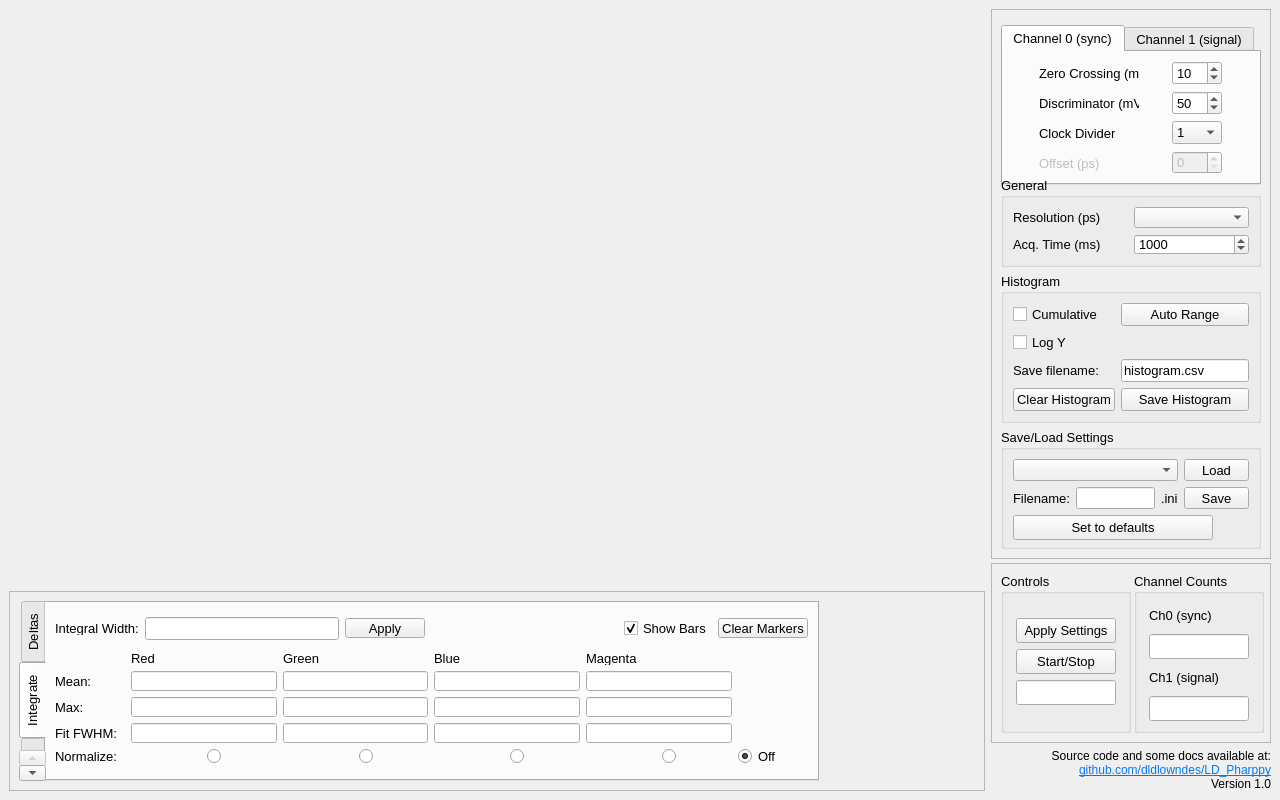
The window that settings_gui.ui (dldlowndes/LD_Pharppy) describes before a commit, drawn with Qt 5.
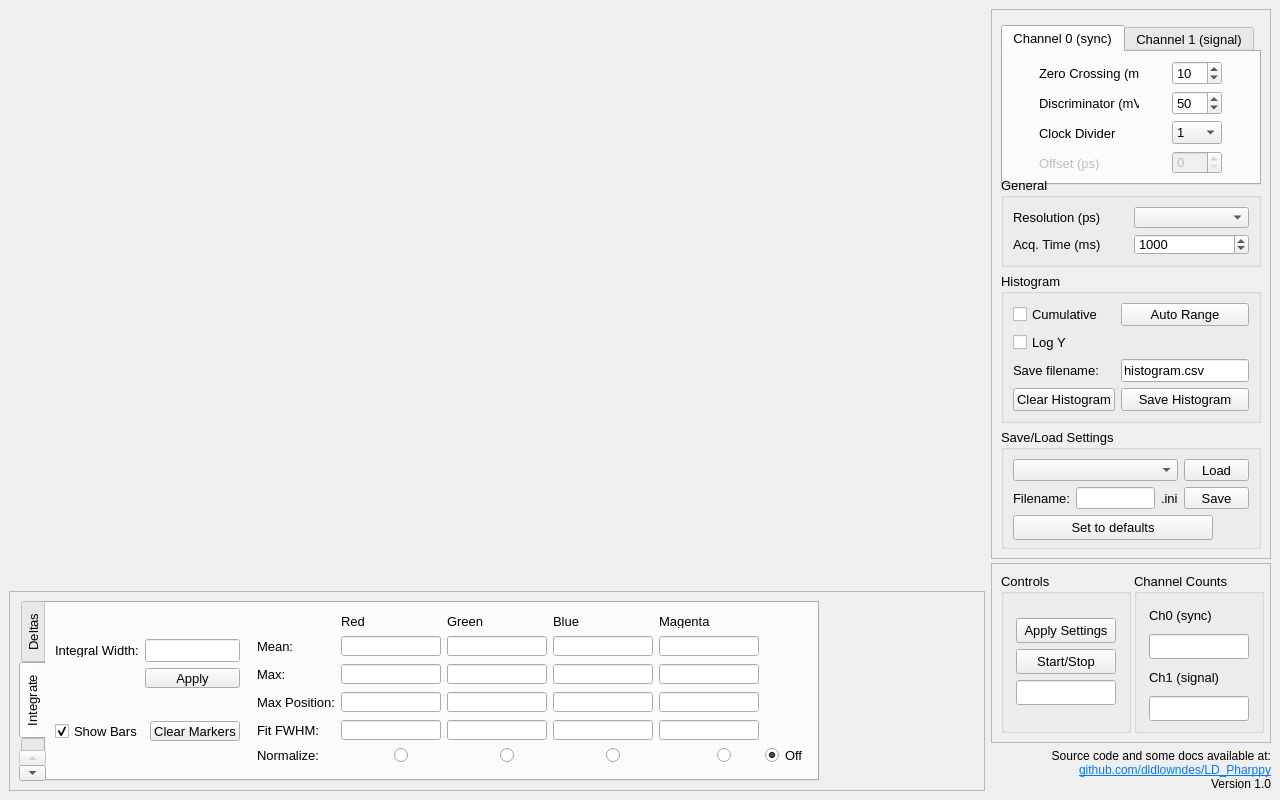
The same window after the commit. The open tabs and pages were chosen to show the change. Custom widgets are drawn as their Qt base class.

Commit message: Added max position to integrals mode that shows the highest valued bin number in the interval. Added note to todos to extend the max position feature to give values relative to the normalizing cursor. Removed note about requirements.txt (because it exists) Added note to fix cursors display in log mode (I assume because the values to display are not logged)

The edit to the form file:
```diff
--- a/settings_gui.ui
+++ b/settings_gui.ui
@@ -519,10 +519,12 @@
             <attribute name="title">
              <string>Integrate</string>
             </attribute>
-            <layout class="QVBoxLayout" name="verticalLayout_2">
-             <item>
               <layout class="QHBoxLayout" name="horizontalLayout_4">
                <item>
+              <layout class="QVBoxLayout" name="verticalLayout_2">
+               <item>
+                <layout class="QGridLayout" name="gridLayout_15">
+                 <item row="0" column="0">
                 <widget class="QLabel" name="label_6">
                  <property name="maximumSize">
                   <size>
@@ -535,10 +537,10 @@
                  </property>
                 </widget>
                </item>
-               <item>
+                 <item row="0" column="1">
                 <widget class="QLineEdit" name="integral_Width"/>
                </item>
-               <item>
+                 <item row="1" column="1">
                 <widget class="QPushButton" name="button_IntegralWidth">
                  <property name="minimumSize">
                   <size>
@@ -557,20 +559,11 @@
                  </property>
                 </widget>
                </item>
-               <item>
-                <spacer name="horizontalSpacer">
-                 <property name="orientation">
-                  <enum>Qt::Horizontal</enum>
-                 </property>
-                 <property name="sizeHint" stdset="0">
-                  <size>
-                   <width>40</width>
-                   <height>20</height>
-                  </size>
-                 </property>
-                </spacer>
+                </layout>
                </item>
                <item>
+                <layout class="QGridLayout" name="gridLayout_16">
+                 <item row="0" column="0">
                 <widget class="QCheckBox" name="option_ShowBars">
                  <property name="text">
                   <string>Show Bars</string>
@@ -580,7 +573,7 @@
                  </property>
                 </widget>
                </item>
-               <item>
+                 <item row="0" column="1">
                 <widget class="QPushButton" name="button_ClearIntegrals">
                  <property name="minimumSize">
                   <size>
@@ -601,6 +594,21 @@
                </item>
               </layout>
              </item>
+              </layout>
+             </item>
+             <item>
+              <spacer name="horizontalSpacer">
+               <property name="orientation">
+                <enum>Qt::Horizontal</enum>
+               </property>
+               <property name="sizeHint" stdset="0">
+                <size>
+                 <width>40</width>
+                 <height>20</height>
+                </size>
+               </property>
+              </spacer>
+             </item>
              <item>
               <layout class="QGridLayout" name="gridLayout_13">
                <item row="0" column="1">
@@ -670,9 +678,15 @@
                </item>
                <item row="1" column="1" colspan="2">
                 <widget class="QLineEdit" name="integral_Red">
+                 <property name="minimumSize">
+                  <size>
+                   <width>100</width>
+                   <height>0</height>
+                  </size>
+                 </property>
                  <property name="maximumSize">
                   <size>
-                   <width>16777215</width>
+                   <width>100</width>
                    <height>20</height>
                   </size>
                  </property>
@@ -685,9 +699,15 @@
                </item>
                <item row="1" column="3" colspan="2">
                 <widget class="QLineEdit" name="integral_Green">
+                 <property name="minimumSize">
+                  <size>
+                   <width>100</width>
+                   <height>0</height>
+                  </size>
+                 </property>
                  <property name="maximumSize">
                   <size>
-                   <width>16777215</width>
+                   <width>100</width>
                    <height>20</height>
                   </size>
                  </property>
@@ -700,9 +720,15 @@
                </item>
                <item row="1" column="5" colspan="2">
                 <widget class="QLineEdit" name="integral_Blue">
+                 <property name="minimumSize">
+                  <size>
+                   <width>100</width>
+                   <height>0</height>
+                  </size>
+                 </property>
                  <property name="maximumSize">
                   <size>
-                   <width>16777215</width>
+                   <width>100</width>
                    <height>20</height>
                   </size>
                  </property>
@@ -715,9 +741,15 @@
                </item>
                <item row="1" column="7" colspan="2">
                 <widget class="QLineEdit" name="integral_Magenta">
+                 <property name="minimumSize">
+                  <size>
+                   <width>100</width>
+                   <height>0</height>
+                  </size>
+                 </property>
                  <property name="maximumSize">
                   <size>
-                   <width>16777215</width>
+                   <width>100</width>
                    <height>20</height>
                   </size>
                  </property>
@@ -743,9 +775,15 @@
                </item>
                <item row="2" column="1" colspan="2">
                 <widget class="QLineEdit" name="max_Red">
+                 <property name="minimumSize">
+                  <size>
+                   <width>100</width>
+                   <height>0</height>
+                  </size>
+                 </property>
                  <property name="maximumSize">
                   <size>
-                   <width>16777215</width>
+                   <width>100</width>
                    <height>20</height>
                   </size>
                  </property>
@@ -758,9 +796,15 @@
                </item>
                <item row="2" column="3" colspan="2">
                 <widget class="QLineEdit" name="max_Green">
+                 <property name="minimumSize">
+                  <size>
+                   <width>100</width>
+                   <height>0</height>
+                  </size>
+                 </property>
                  <property name="maximumSize">
                   <size>
-                   <width>16777215</width>
+                   <width>100</width>
                    <height>20</height>
                   </size>
                  </property>
@@ -773,9 +817,15 @@
                </item>
                <item row="2" column="5" colspan="2">
                 <widget class="QLineEdit" name="max_Blue">
+                 <property name="minimumSize">
+                  <size>
+                   <width>100</width>
+                   <height>0</height>
+                  </size>
+                 </property>
                  <property name="maximumSize">
                   <size>
-                   <width>16777215</width>
+                   <width>100</width>
                    <height>20</height>
                   </size>
                  </property>
@@ -788,9 +838,15 @@
                </item>
                <item row="2" column="7" colspan="2">
                 <widget class="QLineEdit" name="max_Magenta">
+                 <property name="minimumSize">
+                  <size>
+                   <width>100</width>
+                   <height>0</height>
+                  </size>
+                 </property>
                  <property name="maximumSize">
                   <size>
-                   <width>16777215</width>
+                   <width>100</width>
                    <height>20</height>
                   </size>
                  </property>
@@ -802,6 +858,97 @@
                 </widget>
                </item>
                <item row="3" column="0">
+                <widget class="QLabel" name="label_17">
+                 <property name="text">
+                  <string>Max Position:</string>
+                 </property>
+                </widget>
+               </item>
+               <item row="3" column="1" colspan="2">
+                <widget class="QLineEdit" name="max_Pos_Red">
+                 <property name="minimumSize">
+                  <size>
+                   <width>100</width>
+                   <height>20</height>
+                  </size>
+                 </property>
+                 <property name="maximumSize">
+                  <size>
+                   <width>100</width>
+                   <height>20</height>
+                  </size>
+                 </property>
+                 <property name="font">
+                  <font>
+                   <pointsize>12</pointsize>
+                  </font>
+                 </property>
+                </widget>
+               </item>
+               <item row="3" column="3" colspan="2">
+                <widget class="QLineEdit" name="max_Pos_Green">
+                 <property name="minimumSize">
+                  <size>
+                   <width>100</width>
+                   <height>20</height>
+                  </size>
+                 </property>
+                 <property name="maximumSize">
+                  <size>
+                   <width>100</width>
+                   <height>20</height>
+                  </size>
+                 </property>
+                 <property name="font">
+                  <font>
+                   <pointsize>12</pointsize>
+                  </font>
+                 </property>
+                </widget>
+               </item>
+               <item row="3" column="5" colspan="2">
+                <widget class="QLineEdit" name="max_Pos_Blue">
+                 <property name="minimumSize">
+                  <size>
+                   <width>100</width>
+                   <height>20</height>
+                  </size>
+                 </property>
+                 <property name="maximumSize">
+                  <size>
+                   <width>100</width>
+                   <height>20</height>
+                  </size>
+                 </property>
+                 <property name="font">
+                  <font>
+                   <pointsize>12</pointsize>
+                  </font>
+                 </property>
+                </widget>
+               </item>
+               <item row="3" column="7" colspan="2">
+                <widget class="QLineEdit" name="max_Pos_Magenta">
+                 <property name="minimumSize">
+                  <size>
+                   <width>100</width>
+                   <height>20</height>
+                  </size>
+                 </property>
+                 <property name="maximumSize">
+                  <size>
+                   <width>100</width>
+                   <height>20</height>
+                  </size>
+                 </property>
+                 <property name="font">
+                  <font>
+                   <pointsize>12</pointsize>
+                  </font>
+                 </property>
+                </widget>
+               </item>
+               <item row="4" column="0">
                 <widget class="QLabel" name="label_11">
                  <property name="maximumSize">
                   <size>
@@ -814,11 +961,17 @@
                  </property>
                 </widget>
                </item>
-               <item row="3" column="1" colspan="2">
+               <item row="4" column="1" colspan="2">
                 <widget class="QLineEdit" name="fwhm_Red">
+                 <property name="minimumSize">
+                  <size>
+                   <width>100</width>
+                   <height>0</height>
+                  </size>
+                 </property>
                  <property name="maximumSize">
                   <size>
-                   <width>16777215</width>
+                   <width>100</width>
                    <height>20</height>
                   </size>
                  </property>
@@ -829,11 +982,17 @@
                  </property>
                 </widget>
                </item>
-               <item row="3" column="3" colspan="2">
+               <item row="4" column="3" colspan="2">
                 <widget class="QLineEdit" name="fwhm_Green">
+                 <property name="minimumSize">
+                  <size>
+                   <width>100</width>
+                   <height>0</height>
+                  </size>
+                 </property>
                  <property name="maximumSize">
                   <size>
-                   <width>16777215</width>
+                   <width>100</width>
                    <height>20</height>
                   </size>
                  </property>
@@ -844,11 +1003,17 @@
                  </property>
                 </widget>
                </item>
-               <item row="3" column="5" colspan="2">
+               <item row="4" column="5" colspan="2">
                 <widget class="QLineEdit" name="fwhm_Blue">
+                 <property name="minimumSize">
+                  <size>
+                   <width>100</width>
+                   <height>0</height>
+                  </size>
+                 </property>
                  <property name="maximumSize">
                   <size>
-                   <width>16777215</width>
+                   <width>100</width>
                    <height>20</height>
                   </size>
                  </property>
@@ -859,11 +1024,17 @@
                  </property>
                 </widget>
                </item>
-               <item row="3" column="7" colspan="2">
+               <item row="4" column="7" colspan="2">
                 <widget class="QLineEdit" name="fwhm_Magenta">
+                 <property name="minimumSize">
+                  <size>
+                   <width>100</width>
+                   <height>0</height>
+                  </size>
+                 </property>
                  <property name="maximumSize">
                   <size>
-                   <width>16777215</width>
+                   <width>100</width>
                    <height>20</height>
                   </size>
                  </property>
@@ -874,7 +1045,7 @@
                  </property>
                 </widget>
                </item>
-               <item row="4" column="0">
+               <item row="5" column="0">
                 <widget class="QLabel" name="label_9">
                  <property name="maximumSize">
                   <size>
@@ -887,7 +1058,7 @@
                  </property>
                 </widget>
                </item>
-               <item row="4" column="2">
+               <item row="5" column="2">
                 <widget class="QRadioButton" name="normalize_Red">
                  <property name="maximumSize">
                   <size>
@@ -900,7 +1071,7 @@
                  </property>
                 </widget>
                </item>
-               <item row="4" column="4">
+               <item row="5" column="4">
                 <widget class="QRadioButton" name="normalize_Green">
                  <property name="maximumSize">
                   <size>
@@ -913,7 +1084,7 @@
                  </property>
                 </widget>
                </item>
-               <item row="4" column="6">
+               <item row="5" column="6">
                 <widget class="QRadioButton" name="normalize_Blue">
                  <property name="maximumSize">
                   <size>
@@ -926,7 +1097,7 @@
                  </property>
                 </widget>
                </item>
-               <item row="4" column="8">
+               <item row="5" column="8">
                 <widget class="QRadioButton" name="normalize_Magenta">
                  <property name="maximumSize">
                   <size>
@@ -939,7 +1110,7 @@
                  </property>
                 </widget>
                </item>
-               <item row="4" column="9">
+               <item row="5" column="9">
                 <widget class="QRadioButton" name="normalize_Off">
                  <property name="maximumSize">
                   <size>
```
Left out of the diff: 2 changed lines with no effect on the pictures. Lines whose indentation alone changed are shown as unchanged. The commit also changes 3 other files.
